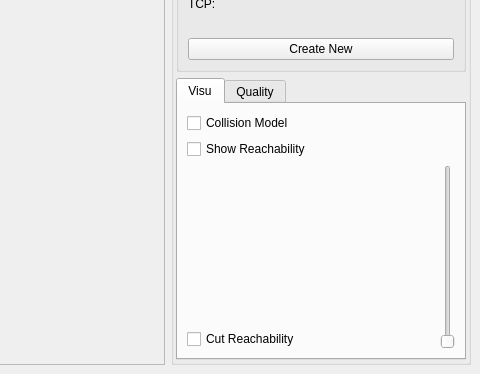
Old version of the form VirtualRobot/examples/reachability/reachabilityScene.ui in the repository softbankrobotics-research/Simox; both pictures show x 657 to 1137 and y 432 to 806 of the 1137 by 806 pixel window.
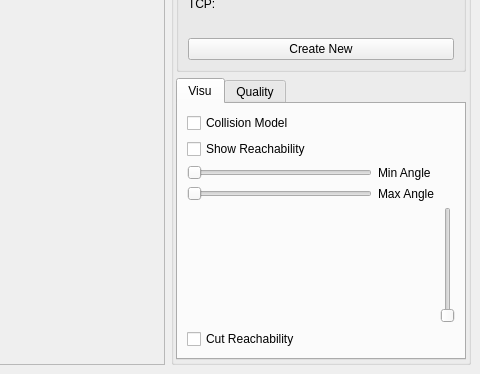
New version of the form. The open tabs and pages were chosen to show the change.

Commit message:
update reachability visualization
- visualization can now be sliced with a minimum and maximum angle

The edit to the form file:
```diff
--- a/VirtualRobot/examples/reachability/reachabilityScene.ui
+++ b/VirtualRobot/examples/reachability/reachabilityScene.ui
@@ -239,13 +239,6 @@
            <string>Visu</string>
           </attribute>
           <layout class="QGridLayout" name="gridLayout_3">
-           <item row="4" column="0">
-            <widget class="QCheckBox" name="checkBoxReachabilityCut">
-             <property name="text">
-              <string>Cut Reachability</string>
-             </property>
-            </widget>
-           </item>
            <item row="2" column="0">
             <widget class="QCheckBox" name="checkBoxReachabilityVisu">
              <property name="text">
@@ -260,7 +253,28 @@
              </property>
             </widget>
            </item>
-           <item row="3" column="0">
+           <item row="7" column="2">
+            <widget class="QSlider" name="sliderCutReach">
+             <property name="orientation">
+              <enum>Qt::Vertical</enum>
+             </property>
+            </widget>
+           </item>
+           <item row="6" column="0">
+            <widget class="QSlider" name="sliderCutMaxAngle">
+             <property name="orientation">
+              <enum>Qt::Horizontal</enum>
+             </property>
+            </widget>
+           </item>
+           <item row="6" column="1">
+            <widget class="QLabel" name="label_5">
+             <property name="text">
+              <string>Max Angle</string>
+             </property>
+            </widget>
+           </item>
+           <item row="7" column="0">
             <spacer name="verticalSpacer">
              <property name="orientation">
               <enum>Qt::Vertical</enum>
@@ -273,10 +287,24 @@
              </property>
             </spacer>
            </item>
-           <item row="3" column="1" rowspan="2">
-            <widget class="QSlider" name="sliderCutReach">
+           <item row="3" column="0">
+            <widget class="QSlider" name="sliderCutMinAngle">
              <property name="orientation">
-              <enum>Qt::Vertical</enum>
+              <enum>Qt::Horizontal</enum>
+             </property>
+            </widget>
+           </item>
+           <item row="3" column="1">
+            <widget class="QLabel" name="label_3">
+             <property name="text">
+              <string>Min Angle</string>
+             </property>
+            </widget>
+           </item>
+           <item row="9" column="0">
+            <widget class="QCheckBox" name="checkBoxReachabilityCut">
+             <property name="text">
+              <string>Cut Reachability</string>
              </property>
             </widget>
            </item>
```
Left out of the diff: 2 changed lines with no effect on the pictures. The commit also changes 4 other files.
